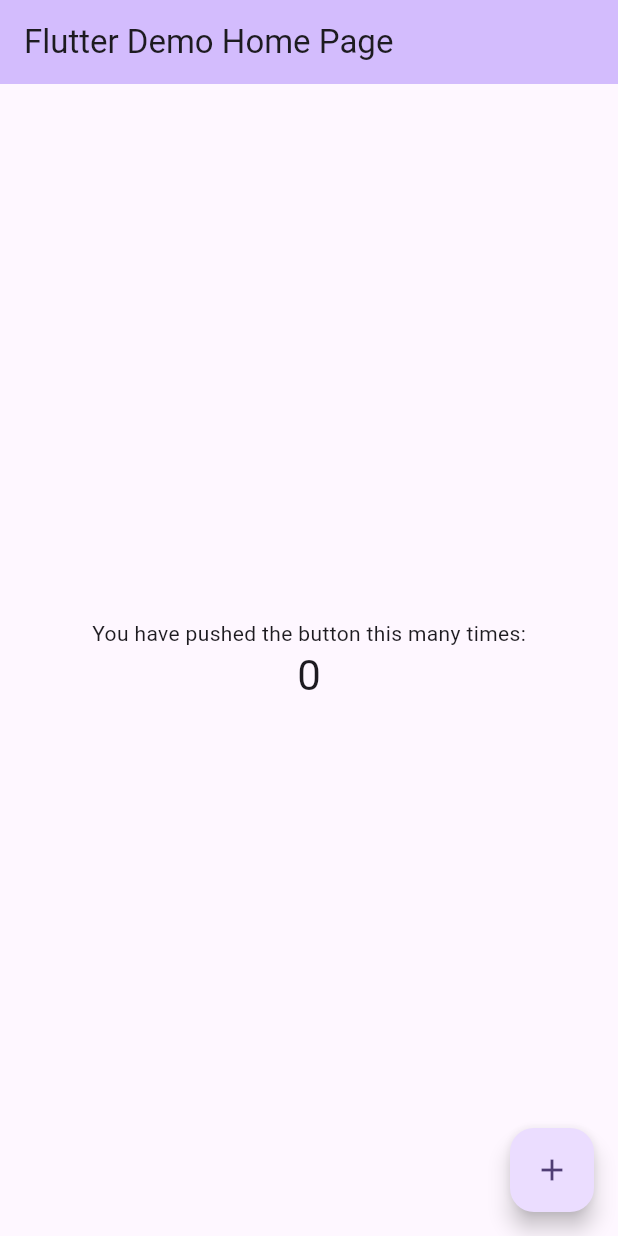
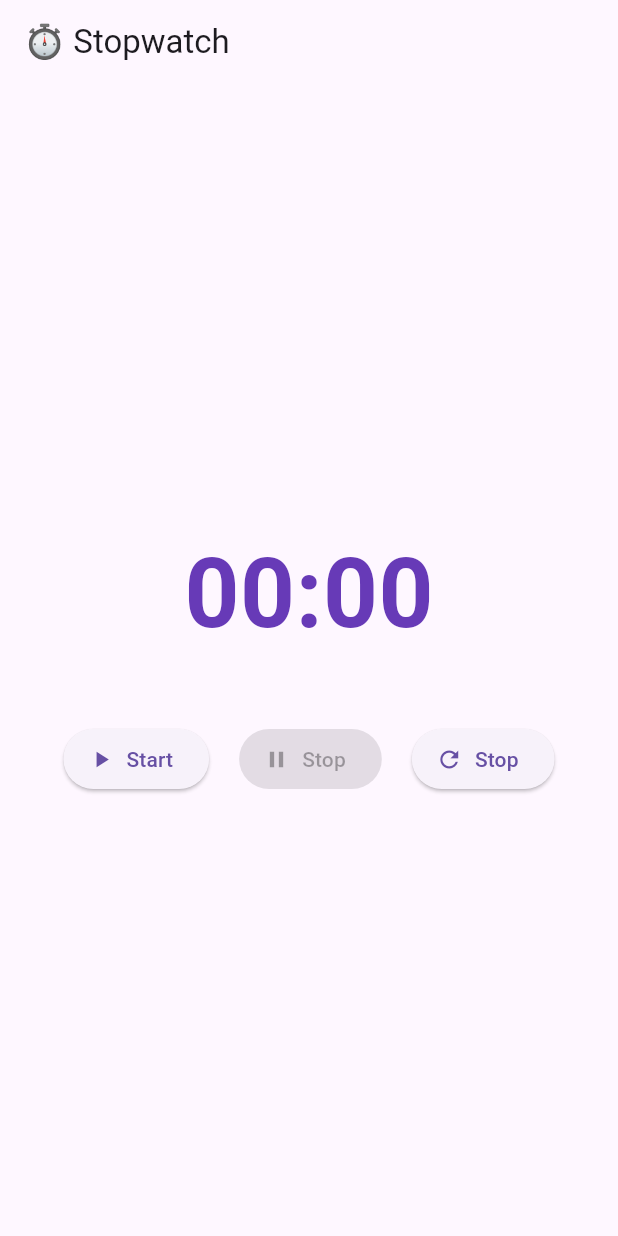
Before and after one commit to Moussi0amine/flutter_projects, a Flutter app: the screen it shows after launch, on a phone screen of 412 x 824 dp. Run offline on Flutter 3.47's test engine with Material 3 defaults, Android fonts, the light colour scheme and no system bars.

Commit message:
develop the main.dart file and make the timer app

```diff
--- a/timer_app/lib/main.dart
+++ b/timer_app/lib/main.dart
@@ -1,122 +1,162 @@
+// Importing the Dart async library for Timer functionality
+import 'dart:async';
+
+// importing Flutter's Material package for UI widgets and themes
 import 'package:flutter/material.dart';
 
-void main() {
-  runApp(const MyApp());
-}
+// The main() function is the entry point of every Flutter app
+void main() => runApp(const StopwatchApp());
 
-class MyApp extends StatelessWidget {
-  const MyApp({super.key});
+/// 🧱  Root widget of the entire application.
+/// This is a StatelessWidget because it doesn't need to store any changing data.
+class StopwatchApp extends StatelessWidget {
+  const StopwatchApp({
+    super.key,
+  }); // Constructor with optional key (good practice)
 
-  // This widget is the root of your application.
   @override
-  Widget build(BuildContext context) {
+  Widget build(BuildContext Context) {
+    // The build() method describes what the UI looks like
     return MaterialApp(
-      title: 'Flutter Demo',
+      debugShowCheckedModeBanner:
+          false, // Removes the debug banner in top-right corner
+      title: 'Stopwatch App', // App title (used by os/task manager)
       theme: ThemeData(
-        // This is the theme of your application.
-        //
-        // TRY THIS: Try running your application with "flutter run". You'll see
-        // the application has a purple toolbar. Then, without quitting the app,
-        // try changing the seedColor in the colorScheme below to Colors.green
-        // and then invoke "hot reload" (save your changes or press the "hot
-        // reload" button in a Flutter-supported IDE, or press "r" if you used
-        // the command line to start the app).
-        //
-        // Notice that the counter didn't reset back to zero; the application
-        // state is not lost during the reload. To reset the state, use hot
-        // restart instead.
-        //
-        // This works for code too, not just values: Most code changes can be
-        // tested with just a hot reload.
-        colorScheme: ColorScheme.fromSeed(seedColor: Colors.deepPurple),
-      ),
-      home: const MyHomePage(title: 'Flutter Demo Home Page'),
+        primarySwatch: Colors.deepPurple,
+      ), // App-wide theme color
+      home: const StopwatchScreen(), // Sets the home screen widget
     );
   }
 }
 
-class MyHomePage extends StatefulWidget {
-  const MyHomePage({super.key, required this.title});
-
-  // This widget is the home page of your application. It is stateful, meaning
-  // that it has a State object (defined below) that contains fields that affect
-  // how it looks.
-
-  // This class is the configuration for the state. It holds the values (in this
-  // case the title) provided by the parent (in this case the App widget) and
-  // used by the build method of the State. Fields in a Widget subclass are
-  // always marked "final".
-
-  final String title;
+/// 🕒 Main screen widget for the stopwatch.
+/// It's Stateful because the time display updates dynamically.
+class StopwatchScreen extends StatefulWidget {
+  const StopwatchScreen({super.key});
 
   @override
-  State<MyHomePage> createState() => _MyHomePageState();
+  State<StopwatchScreen> createState() => _StopwatchScreenState();
 }
 
-class _MyHomePageState extends State<MyHomePage> {
-  int _counter = 0;
+/// The private State class where we hold variables and logic.
+class _StopwatchScreenState extends State<StopwatchScreen> {
+  // 🧮 Variable to track the total number of seconds elapsed
+  int _seconds = 0;
 
-  void _incrementCounter() {
-    setState(() {
-      // This call to setState tells the Flutter framework that something has
-      // changed in this State, which causes it to rerun the build method below
-      // so that the display can reflect the updated values. If we changed
-      // _counter without calling setState(), then the build method would not be
-      // called again, and so nothing would appear to happen.
-      _counter++;
+  // ⏲️ Timer object from dart:async that ticks every second
+  Timer? _timer;
+
+  // 🚦 Boolean flag to know if the timer is currently running
+  bool _isRunning = false;
+
+  /// ▶️ Starts the timer if it's not already running
+  void _startTimer() {
+    if (_isRunning) return; // If timer is already running, do nothing
+
+    _isRunning = true; // Mark timer as running
+
+    // Create a periodic timer that runs every second
+    _timer = Timer.periodic(const Duration(seconds: 1), (timer) {
+      // setState() tells Flutter: "Something changed, rebuild the UI"
+      setState(() {
+        _seconds++; // Increase total seconds by 1 every tick
+      });
     });
   }
 
+  /// ⏸️ Stops (pauses) the timer
+  void _stopTimer() {
+    _timer?.cancel(); // Safely cancel the timer if it exists
+    _isRunning = false; // Update running state
+  }
+
+  /// 🔄 Resets the timer to 0 and stops it
+  void _resetTimer() {
+    _stopTimer(); // Stop the timer first
+    setState(() {
+      _seconds = 0; // Reset elapsed time to zero
+    });
+  }
+
+  /// 🧮 Helper function to format seconds into mm:ss (e.g, 02:45)
+  String _formatTime(int seconds) {
+    final minutes = (seconds ~/ 60).toString().padLeft(
+      2,
+      '0',
+    ); // Divide by 60 to get minutes, pad with loading 0
+    final secs = (seconds % 60).toString().padLeft(
+      2,
+      '0',
+    ); // Get remaining seconds
+    return '$minutes:$secs'; // Combine into a formatted string
+  }
+
+  /// 🚪 This method runs when the widget is romoved from the screen.
+  /// We use it to cancel the timer to  avoid memory leaks.
+  @override
+  void dispose() {
+    _timer?.cancel(); // Cancel active timer if it exists
+    super.dispose(); // Always call the parent dispose() method
+  }
+
+  /// 🎨 The build() method descirbes the UI every time it updates.
   @override
   Widget build(BuildContext context) {
-    // This method is rerun every time setState is called, for instance as done
-    // by the _incrementCounter method above.
-    //
-    // The Flutter framework has been optimized to make rerunning build methods
-    // fast, so that you can just rebuild anything that needs updating rather
-    // than having to individually change instances of widgets.
     return Scaffold(
       appBar: AppBar(
-        // TRY THIS: Try changing the color here to a specific color (to
-        // Colors.amber, perhaps?) and trigger a hot reload to see the AppBar
-        // change color while the other colors stay the same.
-        backgroundColor: Theme.of(context).colorScheme.inversePrimary,
-        // Here we take the value from the MyHomePage object that was created by
-        // the App.build method, and use it to set our appbar title.
-        title: Text(widget.title),
-      ),
+        title: const Text('⏱ Stopwatch'),
+      ), // Top app bar with title
       body: Center(
-        // Center is a layout widget. It takes a single child and positions it
-        // in the middle of the parent.
         child: Column(
-          // Column is also a layout widget. It takes a list of children and
-          // arranges them vertically. By default, it sizes itself to fit its
-          // children horizontally, and tries to be as tall as its parent.
-          //
-          // Column has various properties to control how it sizes itself and
-          // how it positions its children. Here we use mainAxisAlignment to
-          // center the children vertically; the main axis here is the vertical
-          // axis because Columns are vertical (the cross axis would be
-          // horizontal).
-          //
-          // TRY THIS: Invoke "debug painting" (choose the "Toggle Debug Paint"
-          // action in the IDE, or press "p" in the console), to see the
-          // wireframe for each widget.
-          mainAxisAlignment: MainAxisAlignment.center,
-          children: <Widget>[
-            const Text('You have pushed the button this many times:'),
+          mainAxisAlignment:
+              MainAxisAlignment.center, // Center all elements vertically
+          children: [
+            // 🕒 Text widget to display the current time
             Text(
-              '$_counter',
-              style: Theme.of(context).textTheme.headlineMedium,
+              _formatTime(_seconds), // Call our formatter function
+              style: const TextStyle(
+                fontSize: 64, // Large text for visibility
+                fontWeight: FontWeight.bold, // Bold style
+                color: Colors.deepPurple, // Matches theme
+              ),
+            ),
+
+            const SizedBox(height: 40), // Add space below the timer text
+            // 🔘 Buttons arranged horiznetally
+            Row(
+              mainAxisAlignment: MainAxisAlignment.center, // Center the buttons
+              children: [
+                // ▶️ Start Button
+                ElevatedButton.icon(
+                  onPressed: _isRunning
+                      ? null
+                      : _startTimer, // Disabled if already running
+                  icon: const Icon(Icons.play_arrow),
+                  label: const Text('Start'),
+                ),
+
+                const SizedBox(width: 20), // Small gap between buttons
+                // ⏸️ Stop Button
+                ElevatedButton.icon(
+                  onPressed: _isRunning
+                      ? _stopTimer
+                      : null, // Disabled if not running
+                  icon: const Icon(Icons.pause),
+                  label: const Text('Stop'),
+                ),
+
+                const SizedBox(width: 20), // Another small gap
+                // 🔄 Reset Button
+                ElevatedButton.icon(
+                  onPressed: _resetTimer, // Always available
+                  icon: const Icon(Icons.refresh),
+                  label: const Text('Stop'),
+                ),
+              ],
             ),
           ],
         ),
       ),
-      floatingActionButton: FloatingActionButton(
-        onPressed: _incrementCounter,
-        tooltip: 'Increment',
-        child: const Icon(Icons.add),
-      ), // This trailing comma makes auto-formatting nicer for build methods.
     );
   }
 }
```
Also changed, not shown: 1 other file.
